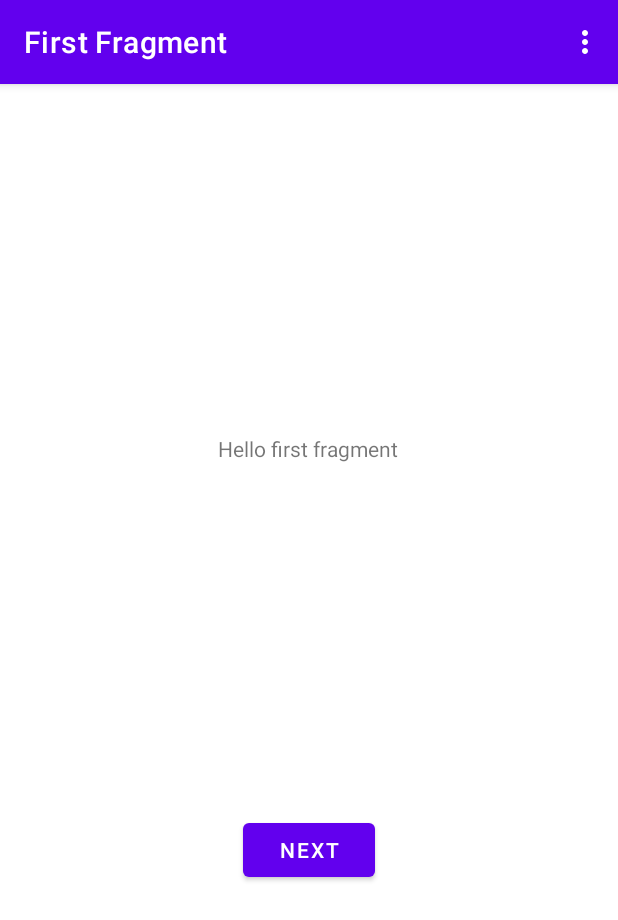
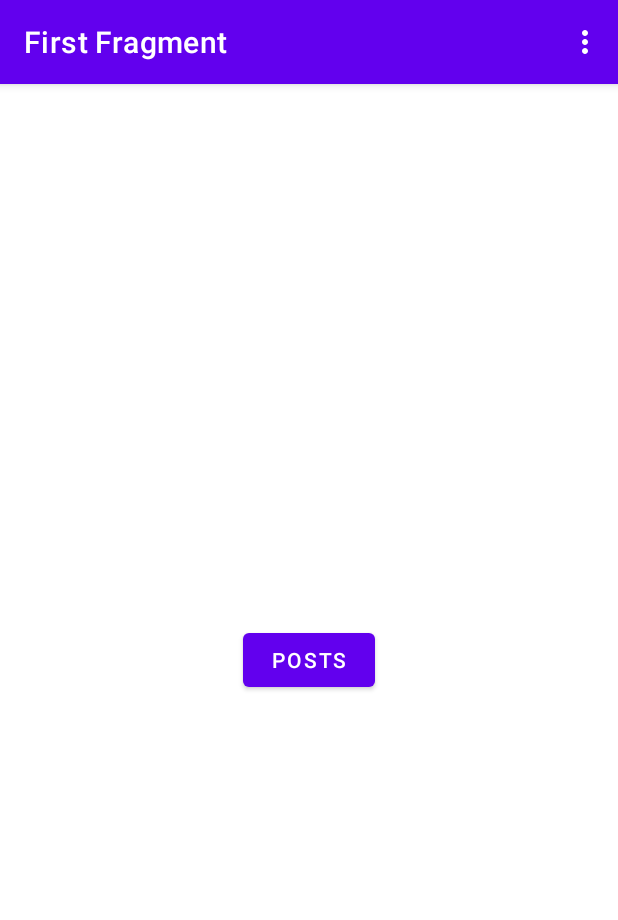
Before and after one commit to RobiFox/JSONPlaceholdeRApp, an Android app: the screen it shows after launch (MainActivity), on a phone screen of 412 x 824 dp. Shown: the top 920 px of the screen. Run offline under Robolectric (Android 15) with nearby library versions, the phone set to English and light mode, and no system bars; our stand-ins replace navigation-ui.

Commit message:
redesigned first fragment

```diff
--- a/app/src/main/res/layout/fragment_first.xml
+++ b/app/src/main/res/layout/fragment_first.xml
@@ -6,24 +6,21 @@
     android:layout_height="match_parent"
     tools:context=".FirstFragment">
 
-    <TextView
-        android:id="@+id/textview_first"
-        android:layout_width="wrap_content"
-        android:layout_height="wrap_content"
-        android:text="@string/hello_first_fragment"
-        app:layout_constraintBottom_toTopOf="@id/button_first"
-        app:layout_constraintEnd_toEndOf="parent"
-        app:layout_constraintHorizontal_bias="0.498"
-        app:layout_constraintStart_toStartOf="parent"
-        app:layout_constraintTop_toTopOf="parent" />
-
-    <Button
-        android:id="@+id/button_first"
-        android:layout_width="wrap_content"
-        android:layout_height="wrap_content"
-        android:text="@string/next"
+    <LinearLayout
+        android:layout_width="match_parent"
+        android:layout_height="match_parent"
+        android:gravity="center"
+        android:orientation="vertical"
         app:layout_constraintBottom_toBottomOf="parent"
         app:layout_constraintEnd_toEndOf="parent"
         app:layout_constraintStart_toStartOf="parent"
-        app:layout_constraintTop_toBottomOf="@id/textview_first" />
+        app:layout_constraintTop_toTopOf="parent">
+
+        <Button
+            android:id="@+id/button_first"
+            android:layout_width="wrap_content"
+            android:layout_height="wrap_content"
+            android:text="@string/posts" />
+
+    </LinearLayout>
 </androidx.constraintlayout.widget.ConstraintLayout>
--- a/app/src/main/res/values/strings.xml
+++ b/app/src/main/res/values/strings.xml
@@ -4,7 +4,7 @@
     <!-- Strings used for fragments for navigation -->
     <string name="first_fragment_label">First Fragment</string>
     <string name="second_fragment_label">Second Fragment</string>
-    <string name="next">Next</string>
+    <string name="posts">Posts</string>
     <string name="previous">Previous</string>
 
     <string name="hello_first_fragment">Hello first fragment</string>
```
